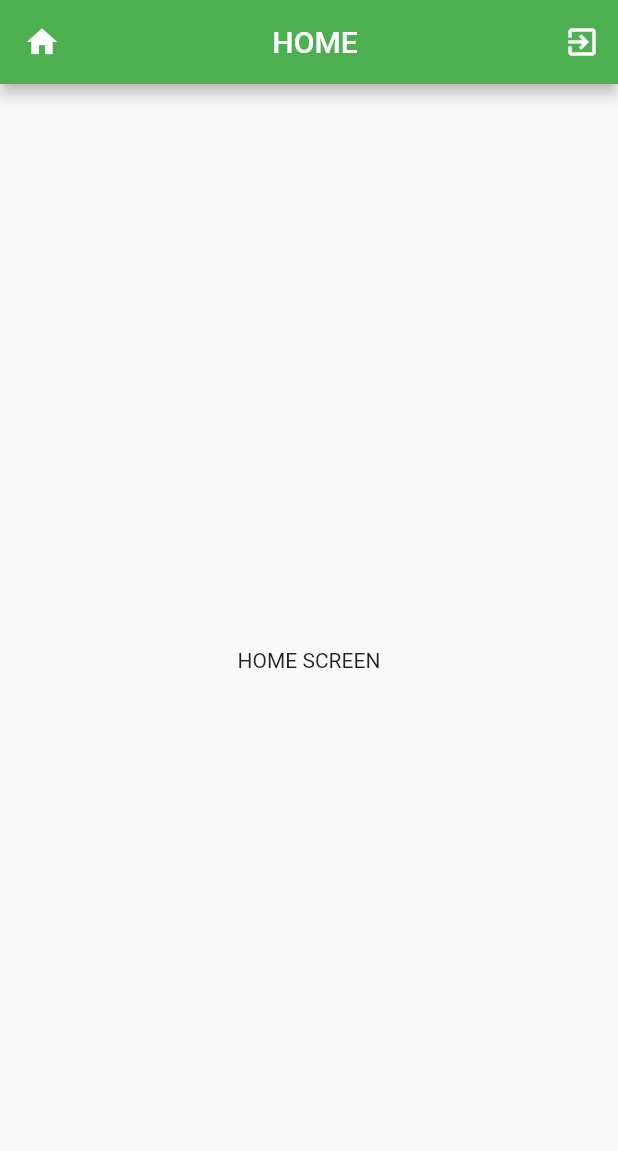
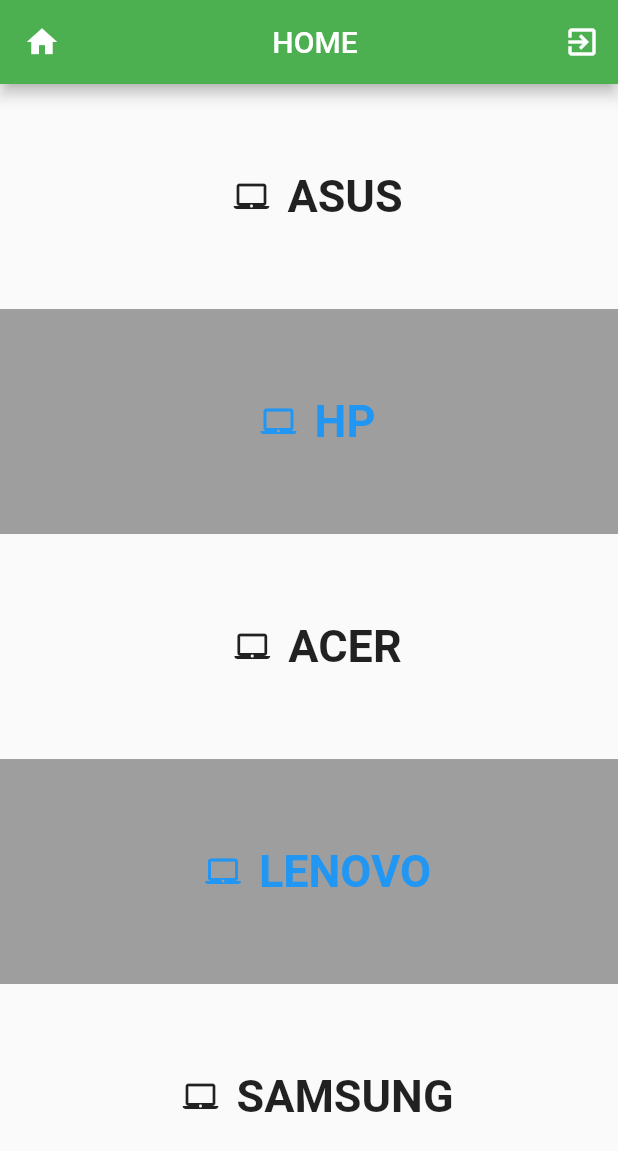
Before and after one commit to Adn916/login_page, a Flutter app: the ScreenHome screen opened directly, on a phone screen of 412 x 824 dp. Shown: the top 1151 px of the screen. Run offline on Flutter 3.47's test engine with Material 2 defaults, Android fonts, the phone set to English and light mode, and no system bars.

Commit message:
first commit

```diff
--- a/login/lib/screens/home.dart
+++ b/login/lib/screens/home.dart
@@ -15,18 +15,87 @@ class ScreenHome extends StatelessWidget {
           signout(context);
         }, icon: Icon(Icons.exit_to_app),)
       ],
-
       ),
-      body:SafeArea(
-      child: Center (
-        child:Text("HOME SCREEN") ,
-    )
-    )
+       body: ListView(
+        children: [
+          Container(
+            alignment: Alignment.center,
+            height: 150,
+            child: Row(
+              mainAxisAlignment: MainAxisAlignment.center,
+              children: [
+                IconButton(onPressed: () {}, icon: Icon(Icons.laptop_mac)),
+                Text(
+                  'ASUS',
+                  style: TextStyle(fontSize: 30, fontWeight: FontWeight.bold),
+                ),
+              ],
+            ),
+          ),
+          Container(
+            alignment: Alignment.center,
+            height: 150,
+            child: Row(
+              mainAxisAlignment: MainAxisAlignment.center,
+              children: [
+                IconButton(onPressed: () {}, icon: Icon(Icons.laptop_mac,color: Colors.blue,)),
+                Text(
+                  'HP',
+                  style: TextStyle(fontSize: 30, fontWeight: FontWeight.bold,color: Colors.blue),
+                ),
+              ],
+            ),
+            color: Colors.grey,
+          ),
+          Container(
+            alignment: Alignment.center,
+            height: 150,
+            child: Row(
+              mainAxisAlignment: MainAxisAlignment.center,
+              children: [
+                IconButton(onPressed: () {}, icon: Icon(Icons.laptop_mac)),
+                Text(
+                  'ACER',
+                  style: TextStyle(fontSize: 30, fontWeight: FontWeight.bold),
+                ),
+              ],
+            ),
+          ),
+          Container(
+            height: 150,
+            child: Row(
+              mainAxisAlignment: MainAxisAlignment.center,
+              children: [
+                IconButton(onPressed: () {}, icon: Icon(Icons.laptop_mac,color: Colors.blue,)),
+                Text(
+                  'LENOVO',
+                  style: TextStyle(fontSize: 30, fontWeight: FontWeight.bold,color: Colors.blue),
+                ),
+              ],
+            ),
+            color: Colors.grey,
+          ),
+          Container(
+            alignment: Alignment.center,
+            height: 150,
+            child: Row(
+              mainAxisAlignment: MainAxisAlignment.center,
+              children: [
+                IconButton(onPressed: () {}, icon: Icon(Icons.laptop_mac)),
+                Text(
+                  'SAMSUNG',
+                  style: TextStyle(fontSize: 30, fontWeight: FontWeight.bold),
+                ),
+              ],
+            ),
+          )
+        ],
+      ),
     );
   }
 
-  signout(BuildContext ctx){
-    Navigator.of(ctx).pushAndRemoveUntil(MaterialPageRoute(builder: (ctx1)=>ScreenLogin()), (route) => false);
-
+  signout(BuildContext ctx) {
+    Navigator.of(ctx).pushAndRemoveUntil(
+        MaterialPageRoute(builder: (ctx) => ScreenLogin()), (route) => false);
   }
 }
--- a/login/lib/screens/login.dart
+++ b/login/lib/screens/login.dart
@@ -56,11 +56,6 @@ final _formKey = GlobalKey<FormState>();
 
 
                 validator: (value) {
-              //  if(_isDataMatched){
-              //   return null;
-              //  }else{
-              //   return "error";
-              //  }
 
               if(value == null || value.isEmpty){
                 return "value is  empty";
@@ -142,7 +137,7 @@ final _formKey = GlobalKey<FormState>();
   void checklogin(BuildContext ctx){
   final _username = _usernamecontroller.text;
   final _password = _passwordcontroller.text;
-  if(_username == _password){
+  if(_username == "adnan" && _password == "123"){
     //go to home
     print("username and password match");
 
```
